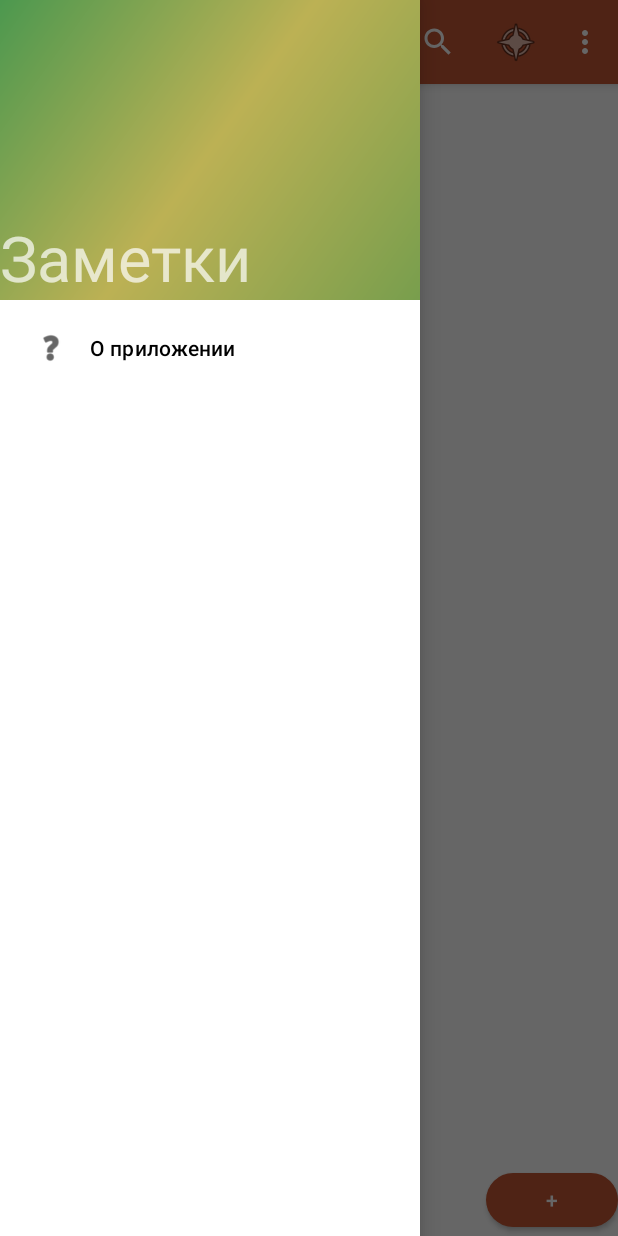
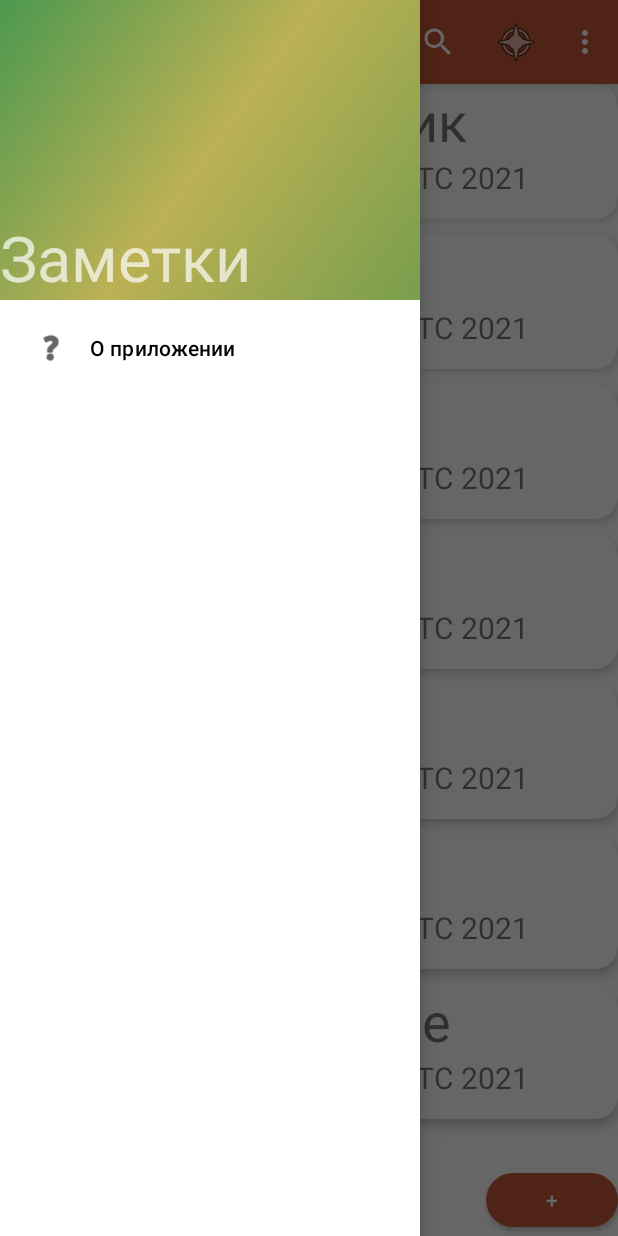
Before and after one commit to Amina1000/Notes, an Android app: the screen it shows after launch (MainActivity), with the side drawer open, on a phone screen of 412 x 824 dp. Run offline under Robolectric (Android 15) with nearby library versions, the phone set to English and light mode, and no system bars.

Commit message:
Урок 8. 2. Создайте карточку для элемента списка. 3. Класс данных, созданный на шестом уроке, используйте для заполнения карточки списка.

```diff
--- /dev/null
+++ b/app/src/main/java/com/example/notes/CardSource.java
@@ -0,0 +1,12 @@
+package com.example.notes;
+
+/**
+ * homework com.example.notes
+ *
+ * @author Amina
+ * 12.06.2021
+ */
+public interface CardSource {
+    Note getNoteData(int position);
+    int size();
+}
--- a/app/src/main/java/com/example/notes/NoteAdapter.java
+++ b/app/src/main/java/com/example/notes/NoteAdapter.java
@@ -6,9 +6,9 @@ import android.view.ViewGroup;
 import android.widget.TextView;
 
 import androidx.annotation.NonNull;
+import androidx.appcompat.widget.AppCompatImageView;
 import androidx.recyclerview.widget.RecyclerView;
 
-import java.util.List;
 
 /**
  * homework com.example.notes
@@ -17,12 +17,12 @@ import java.util.List;
  * 11.06.2021
  */
 public class NoteAdapter extends RecyclerView.Adapter<NoteAdapter.ViewHolder> {
-    private final List<Note> dataSource;
+    private final NoteCardsSource dataSource;
     private OnItemClickListener itemClickListener;  // Слушатель будет устанавливаться извне
 
     // Передаём в конструктор источник данных
     // В нашем случае это массив, но может быть и запрос к БД
-    public NoteAdapter(List<Note> dataSource) {
+    public NoteAdapter(NoteCardsSource dataSource) {
         this.dataSource = dataSource;
     }
 
@@ -45,7 +45,7 @@ public class NoteAdapter extends RecyclerView.Adapter<NoteAdapter.ViewHolder> {
     public void onBindViewHolder(@NonNull NoteAdapter.ViewHolder viewHolder, int i) {
         // Получить элемент из источника данных (БД, интернет...)
         // Вынести на экран, используя ViewHolder
-        viewHolder.getTextView().setText(dataSource.get(i).getName());
+        viewHolder.setData(dataSource.getNoteData(i));
     }
 
     // Вернуть размер данных, вызывается менеджером
@@ -66,20 +66,25 @@ public class NoteAdapter extends RecyclerView.Adapter<NoteAdapter.ViewHolder> {
     // Сложные данные могут потребовать несколько View на один пункт списка
     public class ViewHolder extends RecyclerView.ViewHolder {
 
-        private final TextView textView;
+        private final TextView title;
+        private final TextView description;
 
         public ViewHolder(@NonNull View itemView) {
             super(itemView);
-            textView = (TextView) itemView;
+            title = itemView.findViewById(R.id.title);
+            description = itemView.findViewById(R.id.description);
+            AppCompatImageView image = itemView.findViewById(R.id.imageView);
+
             // Обработчик нажатий на этом ViewHolder
-            textView.setOnClickListener(v -> {
+            image.setOnClickListener(v -> {
                 if (itemClickListener != null) {
                     itemClickListener.onItemClick(v, getAdapterPosition());
                 }
             });
         }
-        public TextView getTextView() {
-            return textView;
+        public void setData(Note note){
+            title.setText(note.getName());
+            description.setText(note.getDate().toString());
         }
     }
 }
--- /dev/null
+++ b/app/src/main/java/com/example/notes/NoteCardsSource.java
@@ -0,0 +1,44 @@
+package com.example.notes;
+
+import android.content.res.Resources;
+
+import java.util.LinkedList;
+import java.util.List;
+
+/**
+ * homework com.example.notes
+ *
+ * @author Amina
+ * 12.06.2021
+ */
+public class NoteCardsSource implements CardSource{
+    private final List<Note> noteLinkedList;
+    private final Resources resources;
+
+    public NoteCardsSource(Resources resources) {
+        this.noteLinkedList = new LinkedList<>();
+        this.resources = resources;
+    }
+
+    public NoteCardsSource init(){
+        // строки заголовков из ресурсов
+        String[] titles = resources.getStringArray(R.array.notes);
+        // строки описаний из ресурсов
+        String[] descriptions = resources.getStringArray(R.array.descriptions);
+        // изображения
+
+        // заполнение источника данных
+        for (int i = 0; i < descriptions.length; i++) {
+            noteLinkedList.add(new Note(titles[i], descriptions[i]));
+        }
+        return this;
+    }
+    public Note getNoteData(int position) {
+        return noteLinkedList.get(position);
+    }
+
+    public int size(){
+        return noteLinkedList.size();
+    }
+
+}
--- a/app/src/main/java/com/example/notes/NoteList.java
+++ b/app/src/main/java/com/example/notes/NoteList.java
@@ -10,19 +10,18 @@ import android.widget.Toast;
 
 import androidx.annotation.NonNull;
 import androidx.appcompat.widget.PopupMenu;
+import androidx.core.content.res.ResourcesCompat;
 import androidx.fragment.app.Fragment;
+import androidx.recyclerview.widget.DividerItemDecoration;
 import androidx.recyclerview.widget.LinearLayoutManager;
 import androidx.recyclerview.widget.RecyclerView;
 
-import java.util.LinkedList;
-import java.util.List;
-
+import java.util.Objects;
 
 public class NoteList extends Fragment {
 
     private RecyclerView recyclerView;
     private Context context;
-    private final List<Note> noteLinkedList = new LinkedList<>();
 
     @Override
     public View onCreateView(LayoutInflater inflater, ViewGroup container,
@@ -36,9 +35,9 @@ public class NoteList extends Fragment {
     public void onViewCreated(View view, Bundle savedInstanceState) {
         recyclerView = view.findViewById(R.id.recycler_view_notes);
         context = getContext();
-        noteLinkedList.clear();
         initPopupMenu(view);
-        initRecyclerView();
+        NoteCardsSource data = new NoteCardsSource(getResources()).init();
+        initRecyclerView(data);
     }
 
     private void initPopupMenu(View view) {
@@ -68,10 +67,9 @@ public class NoteList extends Fragment {
         }
     }
 
-    private void initRecyclerView() {
+    private void initRecyclerView(NoteCardsSource data) {
 
-        createNoteFromArrays();
-        // Эта установка служит для повышения производительности системы
+
         recyclerView.setHasFixedSize(true);
 
         // Будем работать со встроенным менеджером
@@ -79,21 +77,18 @@ public class NoteList extends Fragment {
         recyclerView.setLayoutManager(layoutManager);
 
         // Установим адаптер
-        NoteAdapter adapter = new NoteAdapter(noteLinkedList);
+        NoteAdapter adapter = new NoteAdapter(data);
         recyclerView.setAdapter(adapter);
+        // Добавим разделитель карточек
+        DividerItemDecoration itemDecoration = new DividerItemDecoration(requireContext(),  LinearLayoutManager.VERTICAL);
+        itemDecoration.setDrawable(Objects.requireNonNull(ResourcesCompat.getDrawable(getResources(), R.drawable.separator, null)));
+        recyclerView.addItemDecoration(itemDecoration);
         // Установим слушателя
         adapter.SetOnItemClickListener((view, position) -> {
             view.setBackgroundResource(R.color.teal_700);
-            ((NoteScreen) requireActivity()).openNoteScreen(noteLinkedList.get(position));
+            ((NoteScreen) requireActivity()).openNoteScreen(data.getNoteData(position));
         });
 
     }
 
-    private void createNoteFromArrays() {
-        String[] notesArray = getResources().getStringArray(R.array.notes);
-        for (int i = 0, notesArrayLength = notesArray.length; i < notesArrayLength; i++) {
-            String note = notesArray[i];
-            noteLinkedList.add(new Note(note,getResources().getStringArray(R.array.descriptions)[i]));
-        }
-    }
 }
--- /dev/null
+++ b/app/src/main/res/drawable/separator.xml
@@ -0,0 +1,6 @@
+<?xml version="1.0" encoding="utf-8"?>
+<shape xmlns:android="http://schemas.android.com/apk/res/android"
+    android:shape="rectangle">
+    <size android:height="10dp" />
+    <solid android:color="@color/cardview_light_background" />
+</shape>
--- a/app/src/main/res/values/dimens.xml
+++ b/app/src/main/res/values/dimens.xml
@@ -4,4 +4,7 @@
     <dimen name="btn_radius">20dp</dimen>
     <dimen name="nav_header_height">200dp</dimen>
     <dimen name="nav_header_dimen">42sp</dimen>
+    <dimen name="textDescription">20sp</dimen>
+    <dimen name="textTitle">36sp</dimen>
+    <dimen name="heightImage">90dp</dimen>
 </resources>
```
Also changed, not shown: app/src/main/res/layout/item.xml (+44 -5 lines), app/src/main/res/drawable/book.jpg (added).
